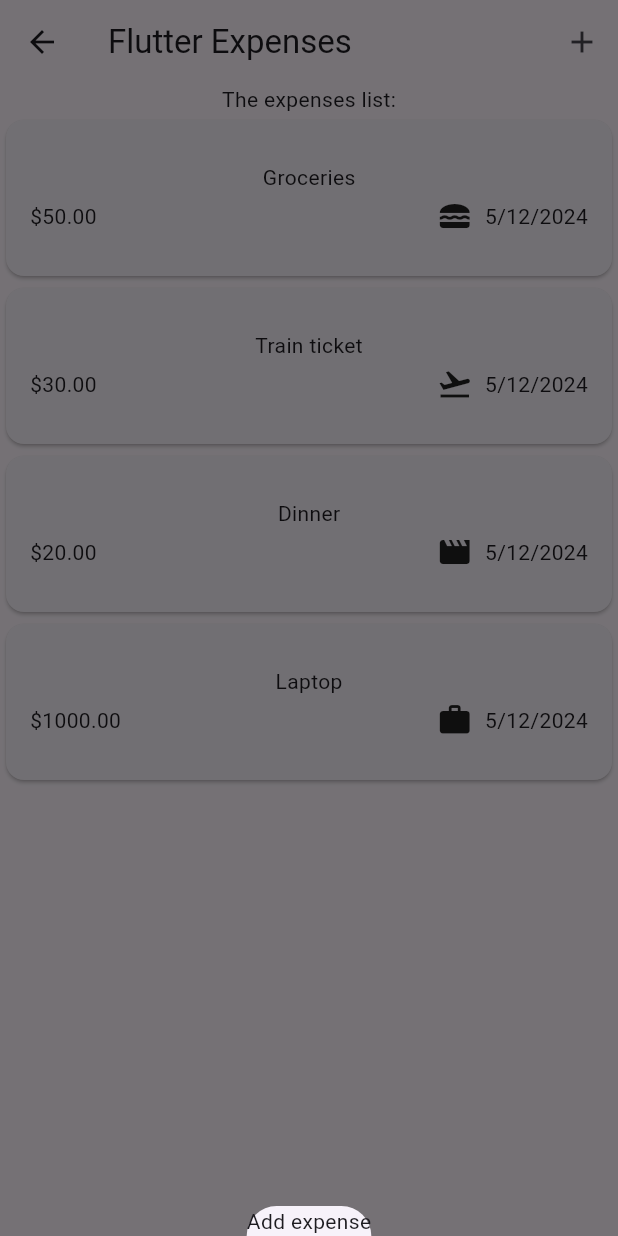
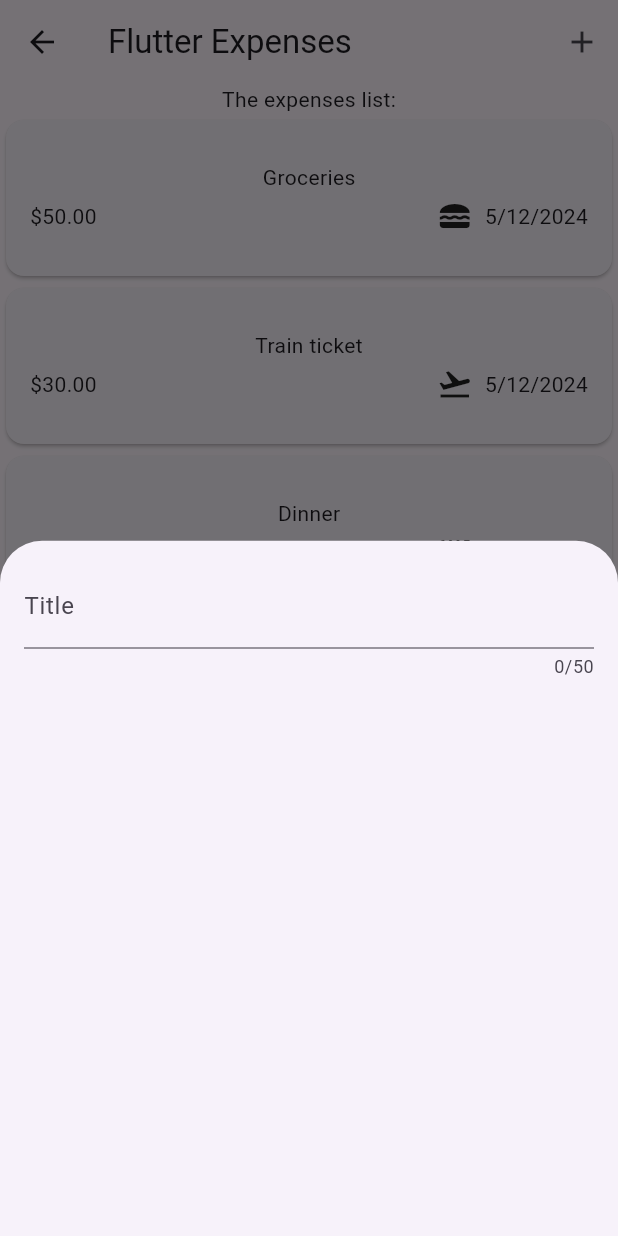
Before and after one commit to WebKBS/flutter-learn, a Flutter app: the Expenses screen opened directly, after a tap on the "add" icon, on a phone screen of 412 x 824 dp. Run offline on Flutter 3.47's test engine with Material 3 defaults, Android fonts, the phone set to English and light mode, and no system bars; our stand-ins replace google_fonts.

Commit message:
모달에 클래스 추가

```diff
--- a/expense_tracker/lib/widgets/expenses.dart
+++ b/expense_tracker/lib/widgets/expenses.dart
@@ -1,5 +1,6 @@
 import 'package:expense_tracker/models/expense.dart';
 import 'package:expense_tracker/widgets/expenses_list/expenses_list.dart';
+import 'package:expense_tracker/widgets/expenses_list/new_expense.dart';
 import 'package:flutter/material.dart';
 
 class Expenses extends StatefulWidget {
@@ -43,7 +44,7 @@
     showModalBottomSheet(
         context: context,
         builder: (ctx) {
-          return const Text('Add expense');
+          return const NewExpense();
         });
   }
 
--- /dev/null
+++ b/expense_tracker/lib/widgets/expenses_list/new_expense.dart
@@ -0,0 +1,26 @@
+import 'package:flutter/material.dart';
+
+class NewExpense extends StatefulWidget {
+  const NewExpense({super.key});
+
+  @override
+  State<NewExpense> createState() {
+    return _NewExpenseState();
+  }
+}
+
+class _NewExpenseState extends State<NewExpense> {
+  @override
+  Widget build(BuildContext context) {
+    return const Padding(
+        padding: EdgeInsets.all(16),
+        child: Column(
+          children: [
+            TextField(
+              maxLength: 50,
+              decoration: InputDecoration(label: Text("Title")),
+            ),
+          ],
+        ));
+  }
+}
```
